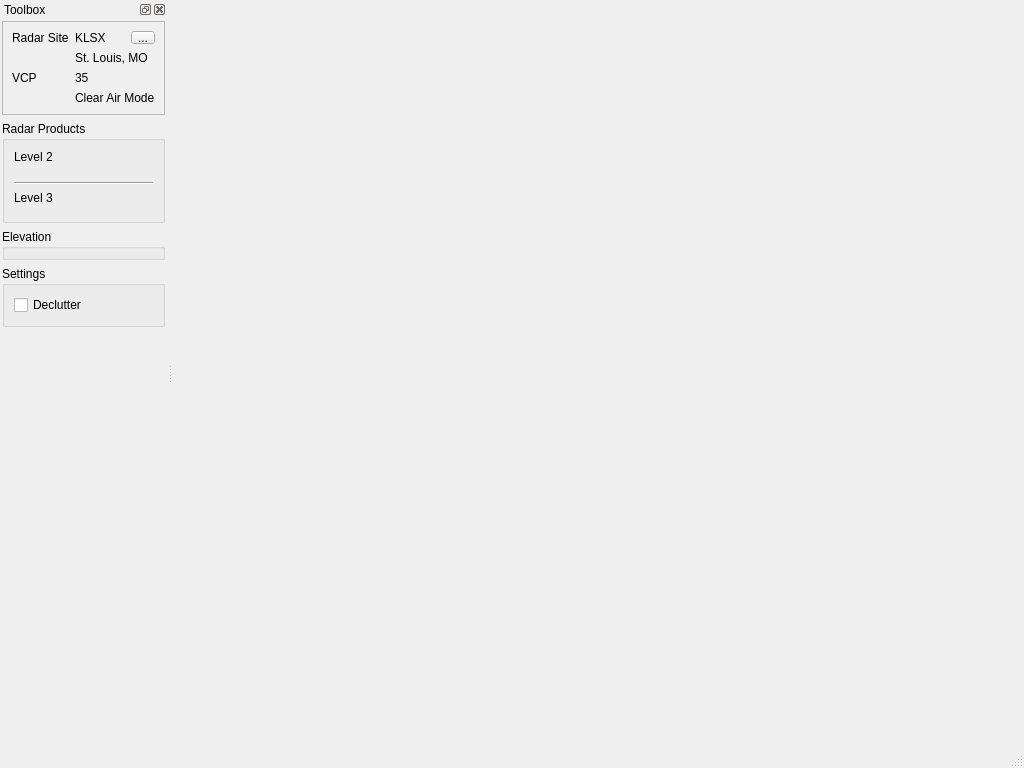
First picture: the form in scwx-qt/source/scwx/qt/main/main_window.ui, repository dpaulat/supercell-wx, before the edit.
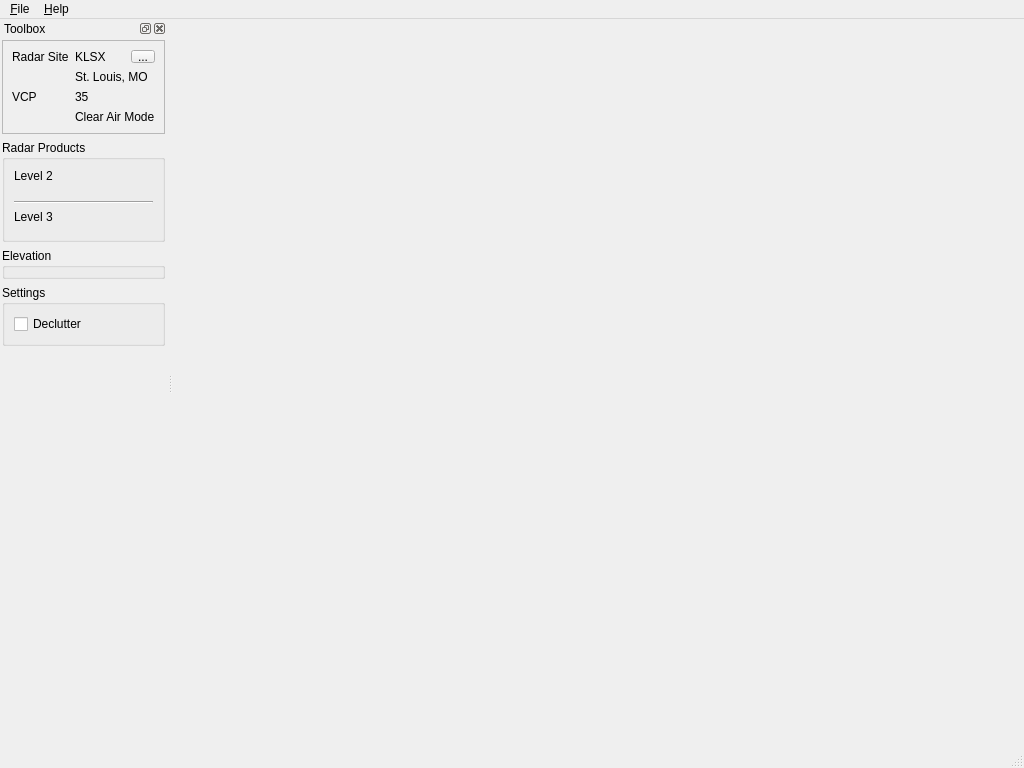
Second picture: the form after the edit.

Commit message: Updating title, adding menu

```diff
--- a/scwx-qt/source/scwx/qt/main/main_window.ui
+++ b/scwx-qt/source/scwx/qt/main/main_window.ui
@@ -38,6 +38,20 @@
      <height>21</height>
     </rect>
    </property>
+   <widget class="QMenu" name="menu_File">
+    <property name="title">
+     <string>&amp;File</string>
+    </property>
+    <addaction name="actionExit"/>
+   </widget>
+   <widget class="QMenu" name="menu_Help">
+    <property name="title">
+     <string>&amp;Help</string>
+    </property>
+    <addaction name="actionAboutSupercellWx"/>
+   </widget>
+   <addaction name="menu_File"/>
+   <addaction name="menu_Help"/>
   </widget>
   <widget class="QStatusBar" name="statusbar"/>
   <widget class="QDockWidget" name="radarToolboxDock">
```
Left out of the diff: 12 changed lines with no effect on the pictures. The commit also changes 3 other files.
